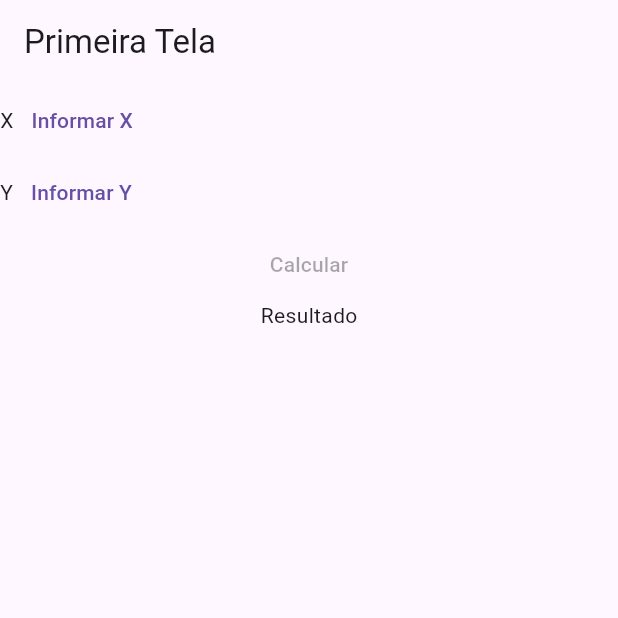
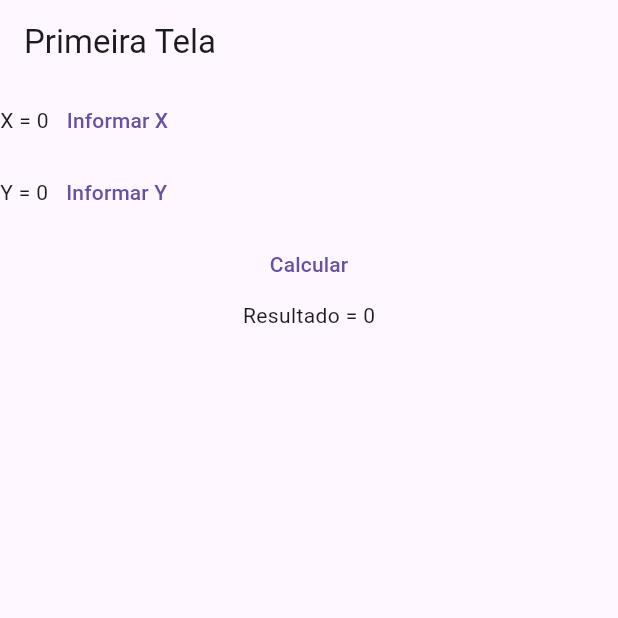
Before and after one commit to taniro/hello_2025, a Flutter app: the screen it shows after launch, on a phone screen of 412 x 824 dp, the top half of it. Run offline on Flutter 3.47's test engine with Material 3 defaults, Android fonts, the phone set to English and light mode, and no system bars.

Commit message:
finalização da tarefa.

```diff
--- a/lib/main.dart
+++ b/lib/main.dart
@@ -25,6 +25,7 @@ class SegundaTela extends StatelessWidget {
 
   final String varName;
   final TextEditingController controller = TextEditingController();
+
 
   @override
   Widget build(BuildContext context) {
@@ -58,13 +59,39 @@ class SegundaTela extends StatelessWidget {
   }
 }
 
-class PrimeiraTela extends StatelessWidget {
+class PrimeiraTela extends StatefulWidget {
   const PrimeiraTela({super.key});
 
-  Future <void> navegaTela2(BuildContext context) async {
-    var result  = await Navigator.pushNamed(context, "/inserirDadosX" /*, arguments: "X"*/);
+  @override
+  State<PrimeiraTela> createState() => _PrimeiraTelaState();
+}
 
-    print(result);
+class _PrimeiraTelaState extends State<PrimeiraTela> {
+
+  Future <void> navegaTela2(BuildContext context, String rota) async {
+    var result  = await Navigator.pushNamed(context, rota /*, arguments: "X"*/);
+    if (!mounted) return;
+    setState(() {
+      if (rota == "/inserirDadosX"){
+        valorX = result as int;
+      }else{
+        valorY = result as int;
+      }
+    });
+
+  }
+
+  late int valorX;
+  late int valorY;
+  late int resultado;
+
+  @override
+  void initState() {
+    // TODO: implement initState
+    super.initState();
+    valorX = 0;
+    valorY = 0;
+    resultado = 0;
   }
 
   @override
@@ -75,24 +102,28 @@ class PrimeiraTela extends StatelessWidget {
         children: [
           Row(
             children: [
-              Text("X"),
+              Text("X = $valorX"),
               TextButton(
-                onPressed: () => navegaTela2(context),
+                onPressed: () => navegaTela2(context, "/inserirDadosX") ,
                 child: Text("Informar X"),
               ),
             ],
           ),
           Row(
             children: [
-              Text("Y"),
+              Text("Y = $valorY"),
               TextButton(
-                onPressed: () => Navigator.pushNamed(context, "/inserirDadosY"),
+                onPressed: () => navegaTela2(context, "/inserirDadosY"),
                 child: Text("Informar Y"),
               ),
             ],
           ),
-          TextButton(onPressed: null, child: Text("Calcular")),
-          Text("Resultado"),
+          TextButton(onPressed: () => {
+            setState(() {
+              resultado = valorX + valorY;
+            })
+          } , child: Text("Calcular")),
+          Text("Resultado = $resultado"),
         ],
       ),
     );
```
